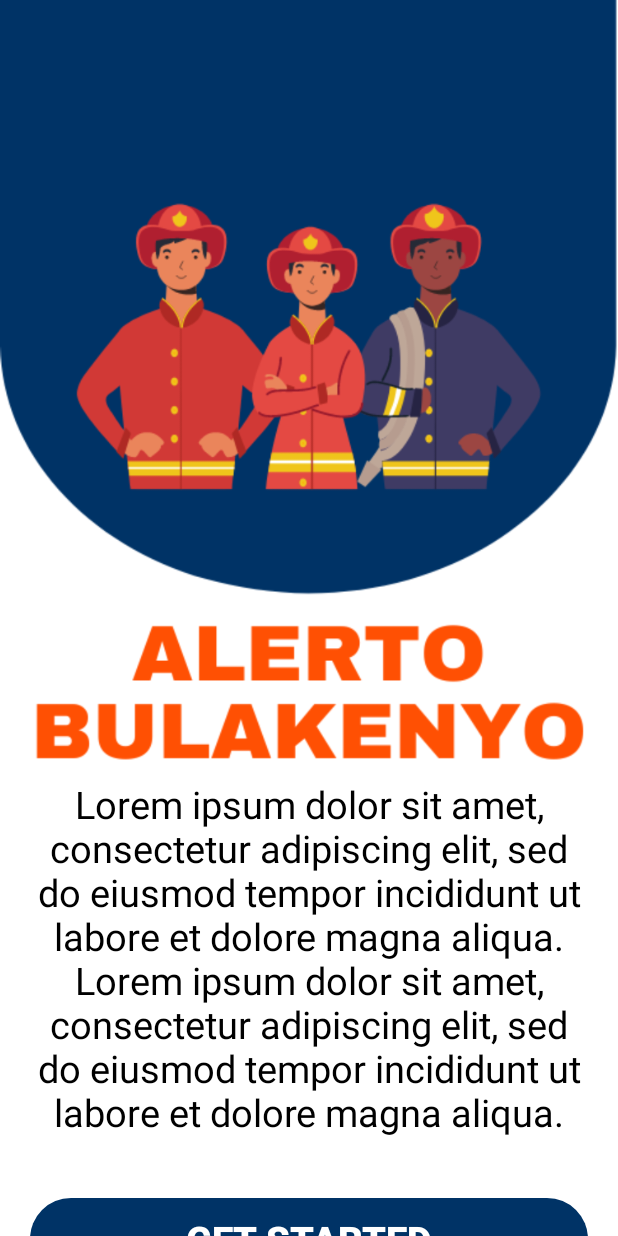
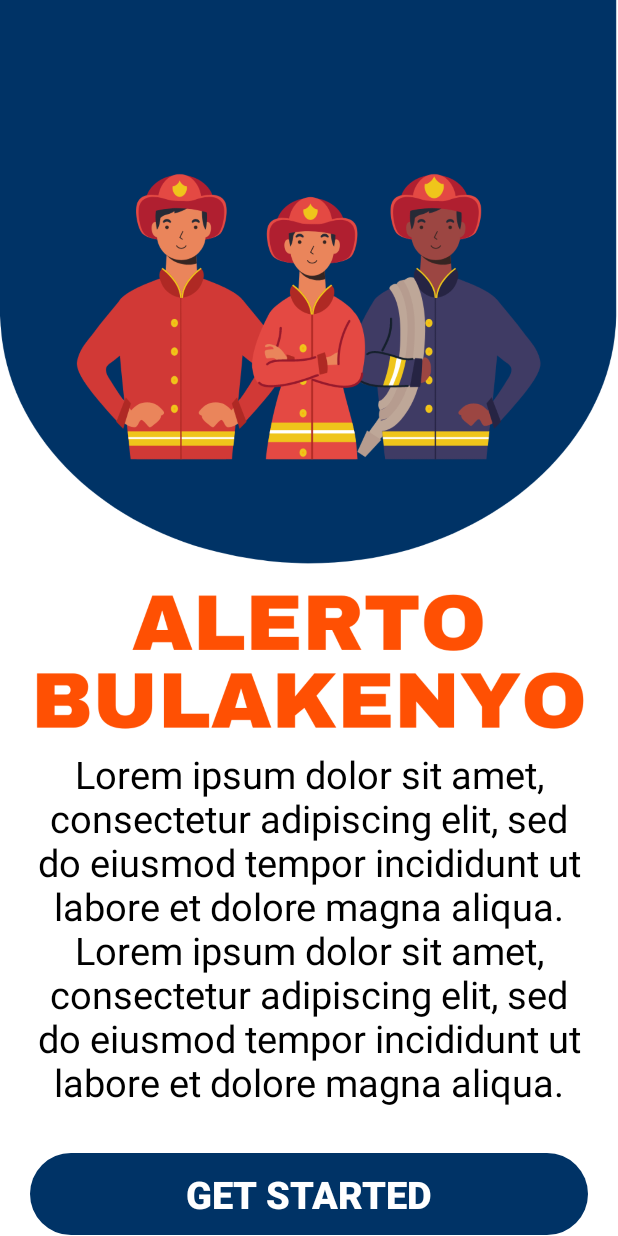
Before and after one commit to weeeyn/AlertoBulakenyo, an Android app: the screen it shows after launch (GetStarted), on a phone screen of 412 x 824 dp. Run offline under Robolectric (Android 15) with nearby library versions, the phone set to English and light mode, and no system bars.

Commit message:
get started & walkthrough scrollable

```diff
--- a/app/src/main/res/layout/activity_get_started.xml
+++ b/app/src/main/res/layout/activity_get_started.xml
@@ -17,6 +17,7 @@
             android:id="@+id/img"
             android:layout_width="match_parent"
             android:layout_height="wrap_content"
+            android:layout_marginTop="-20dp"
             android:adjustViewBounds="true"
             android:src="@drawable/get_started" />
 
@@ -31,7 +32,7 @@
                 android:layout_width="match_parent"
                 android:layout_height="250dp"
                 android:layout_marginHorizontal="20dp"
-                android:layout_marginBottom="30dp"
+                android:layout_marginBottom="20dp"
                 android:maxLines="8"
                 android:minLines="5"
                 android:textAlignment="center"
```
Also changed, not shown: app/src/main/res/drawable/get_started.png.
